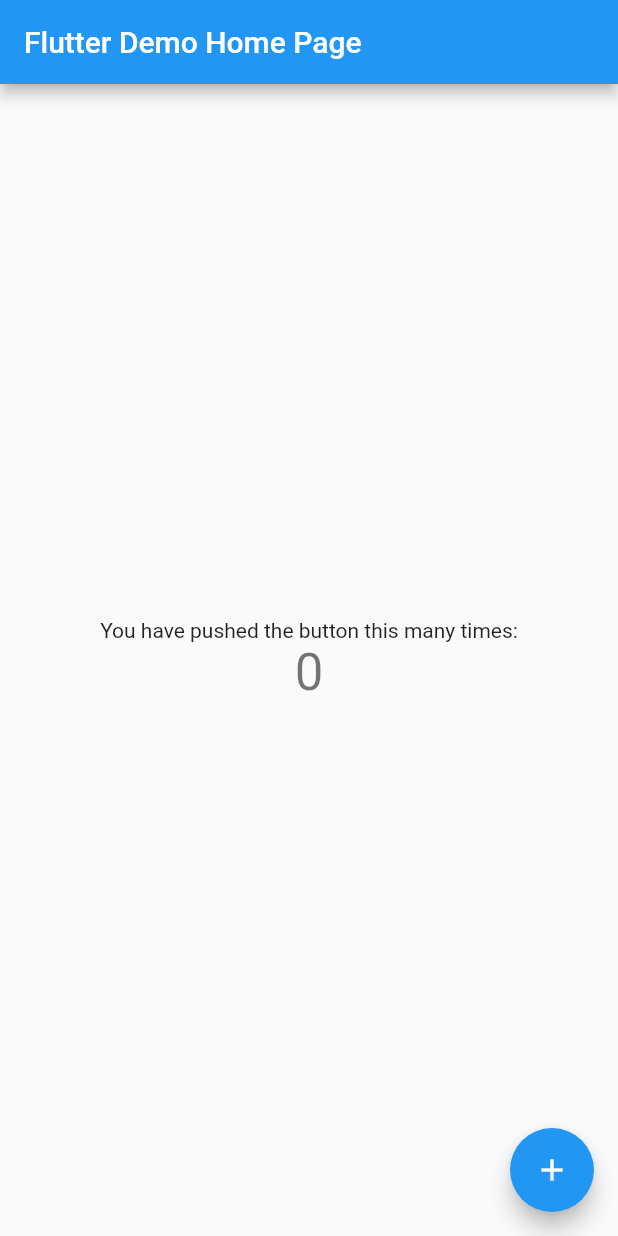
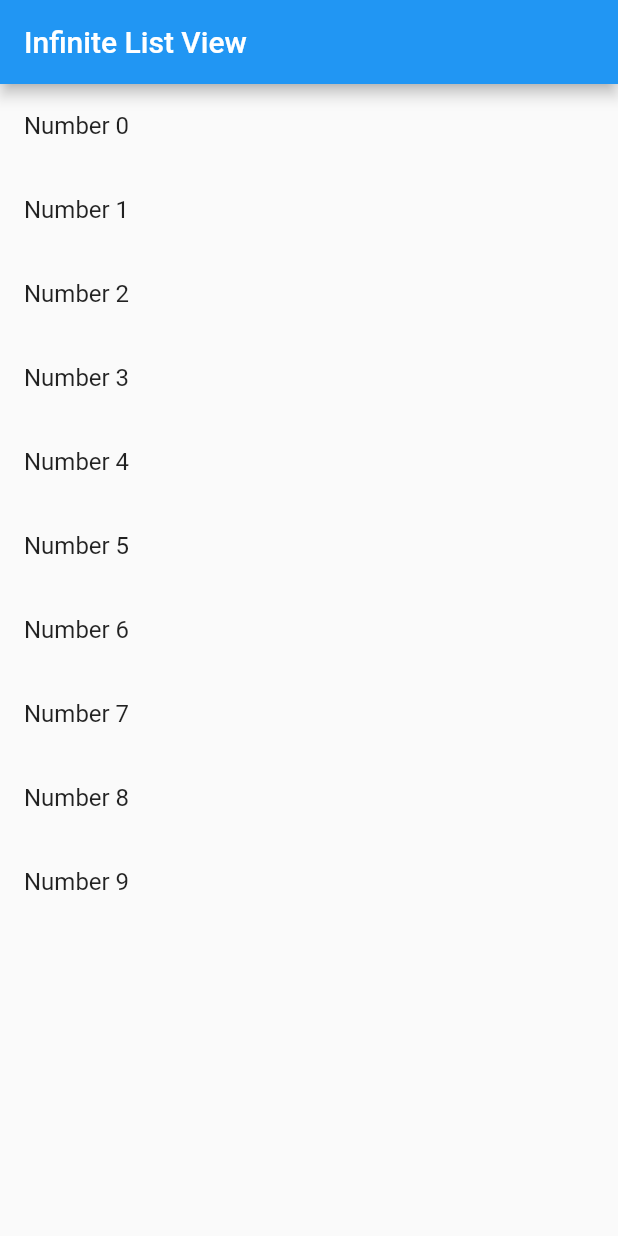
Before and after one commit to laertispappas/playground, a Flutter app: the screen it shows after launch, on a phone screen of 412 x 824 dp. Run offline on Flutter 3.47's test engine with Material 2 defaults, Android fonts, the phone set to English and light mode, and no system bars.

Commit message:
Static listview

```diff
--- a/flutter/dynamic_list_demo/lib/main.dart
+++ b/flutter/dynamic_list_demo/lib/main.dart
@@ -11,14 +11,13 @@
       theme: new ThemeData(
         primarySwatch: Colors.blue,
       ),
-      home: new MyHomePage(title: 'Flutter Demo Home Page'),
+      home: new MyHomePage(title: 'Infinite List View'),
     );
   }
 }
 
 class MyHomePage extends StatefulWidget {
   MyHomePage({Key key, this.title}) : super(key: key);
-
 
   final String title;
 
@@ -27,13 +26,7 @@
 }
 
 class _MyHomePageState extends State<MyHomePage> {
-  int _counter = 0;
-
-  void _incrementCounter() {
-    setState(() {
-      _counter++;
-    });
-  }
+  List<int> items = List.generate(10, (i) => i * 10);
 
   @override
   Widget build(BuildContext context) {
@@ -41,25 +34,11 @@
       appBar: new AppBar(
         title: new Text(widget.title),
       ),
-      body: new Center(
-        child: new Column(
-          mainAxisAlignment: MainAxisAlignment.center,
-          children: <Widget>[
-            new Text(
-              'You have pushed the button this many times:',
-            ),
-            new Text(
-              '$_counter',
-              style: Theme.of(context).textTheme.display1,
-            ),
-          ],
-        ),
-      ),
-      floatingActionButton: new FloatingActionButton(
-        onPressed: _incrementCounter,
-        tooltip: 'Increment',
-        child: new Icon(Icons.add),
-      ), // This trailing comma makes auto-formatting nicer for build methods.
+      body: ListView.builder(
+        itemCount: items.length,
+        itemBuilder: (context, index) {
+          return ListTile(title: new Text("Number $index"));
+        }),
     );
   }
 }
```
